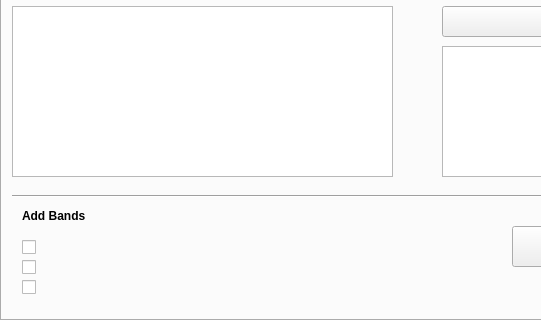
Before: the Qt Designer form openeo_connector_dialog_base.ui in Open-EO/openeo-qgis-plugin, drawn with Qt 5; both pictures show x 0 to 541 and y 430 to 750 of the 850 by 750 pixel window.
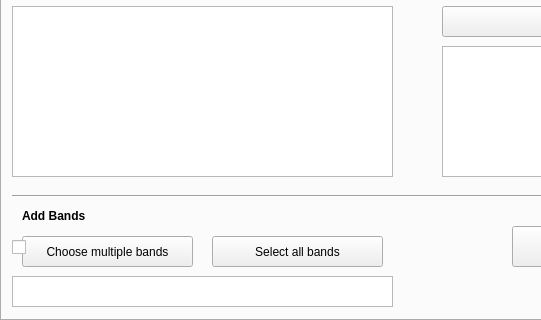
After: the same form once the commit is applied. Icons and pictures are not drawn.

What changed in the file:
```diff
--- a/openeo_connector_dialog_base.ui
+++ b/openeo_connector_dialog_base.ui
@@ -686,7 +686,7 @@
     <widget class="QCheckBox" name="checkBox1">
      <property name="geometry">
       <rect>
-       <x>20</x>
+       <x>10</x>
        <y>470</y>
        <width>371</width>
        <height>23</height>
@@ -696,32 +696,44 @@
       <string/>
      </property>
     </widget>
-    <widget class="QCheckBox" name="checkBox2">
+    <widget class="QTextEdit" name="processgraphBands">
      <property name="geometry">
       <rect>
-       <x>20</x>
-       <y>490</y>
-       <width>371</width>
-       <height>23</height>
-      </rect>
-     </property>
-     <property name="text">
-      <string/>
-     </property>
-    </widget>
-    <widget class="QCheckBox" name="checkBox3">
-     <property name="geometry">
-      <rect>
-       <x>20</x>
+       <x>10</x>
        <y>510</y>
-       <width>371</width>
-       <height>23</height>
+       <width>381</width>
+       <height>31</height>
       </rect>
      </property>
+    </widget>
+    <widget class="QPushButton" name="multipleBandBtn">
+     <property name="geometry">
+      <rect>
+       <x>20</x>
+       <y>470</y>
+       <width>171</width>
+       <height>31</height>
+      </rect>
+     </property>
      <property name="text">
-      <string/>
+      <string>Choose multiple bands</string>
      </property>
     </widget>
+    <widget class="QPushButton" name="allBandBtn">
+     <property name="geometry">
+      <rect>
+       <x>210</x>
+       <y>470</y>
+       <width>171</width>
+       <height>31</height>
+      </rect>
+     </property>
+     <property name="text">
+      <string>Select all bands</string>
+     </property>
+    </widget>
+    <zorder>processgraphBands</zorder>
+    <zorder>multipleBandBtn</zorder>
     <zorder>moveButton</zorder>
     <zorder>collectionBox</zorder>
     <zorder>processBox</zorder>
```
Left out of the diff: 13 changed lines with no effect on the pictures.
